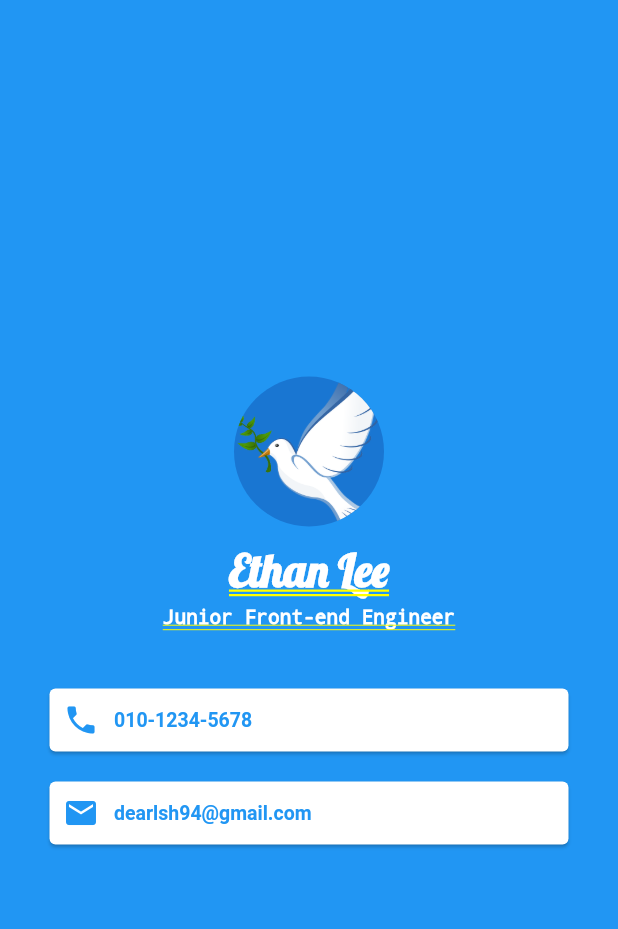
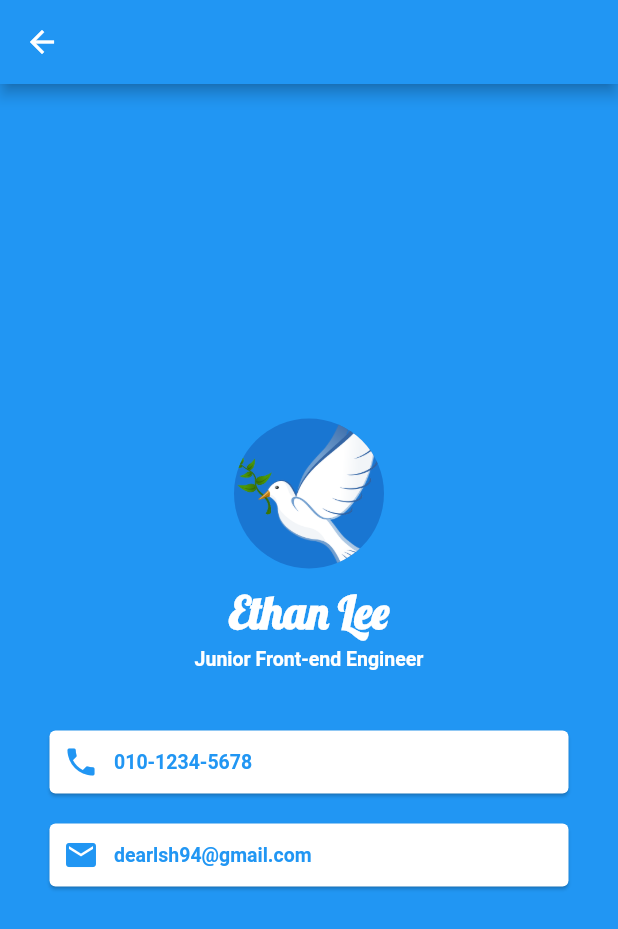
Before and after one commit to dearlsh94/hello_flutter, a Flutter app: the screen it shows after launch, after a tap on "Go Profile", on a phone screen of 412 x 824 dp. Shown: the top 929 px of the screen. Run offline on Flutter 3.47's test engine with Material 2 defaults, Android fonts, the phone set to English and light mode, and no system bars.

Commit message:
layout 수정

```diff
--- a/lib/screens/first.dart
+++ b/lib/screens/first.dart
@@ -14,7 +14,7 @@ class First extends StatelessWidget {
         mainAxisSize: MainAxisSize.max,
         crossAxisAlignment: CrossAxisAlignment.center,
         verticalDirection: VerticalDirection.down,
-        children: <Widget>[
+        children: [
           RaisedButton(
             onPressed: () {
               Navigator.pushNamed(context, Home.routeName);
--- a/lib/screens/home.dart
+++ b/lib/screens/home.dart
@@ -11,19 +11,28 @@ class Home extends StatelessWidget {
   Widget build(BuildContext context) {
     return Scaffold(
       appBar: AppBar(title: Text(_title)),
-      body: Column(
-        mainAxisAlignment: MainAxisAlignment.start,
-        mainAxisSize: MainAxisSize.min,
+      body: Row(
+        mainAxisAlignment: MainAxisAlignment.center,
+        mainAxisSize: MainAxisSize.max,
+        crossAxisAlignment: CrossAxisAlignment.center,
+        verticalDirection: VerticalDirection.down,
+        children: [
+          Column(
+            mainAxisAlignment: MainAxisAlignment.center,
+            mainAxisSize: MainAxisSize.max,
             crossAxisAlignment: CrossAxisAlignment.center,
             verticalDirection: VerticalDirection.down,
             children: <Widget>[
-          ElevatedButton(
+              ButtonTheme(
+                minWidth: 250.0,
+                height: 100.0,
+                child: OutlinedButton(
                   onPressed: () {
                     Navigator.pushNamed(context, First.routeName);
                   },
                   child: Text('Go First'),
                   style: ButtonStyle(
-                foregroundColor: MaterialStateProperty.all<Color>(Colors.red),
+                    foregroundColor: MaterialStateProperty.all<Color>(Colors.white),
                     overlayColor: MaterialStateProperty.all<Color>(Colors.green),
                     backgroundColor: MaterialStateProperty.all<Color>(Colors.blue),
                     side: MaterialStateProperty.all<BorderSide>(new BorderSide(
@@ -31,13 +40,14 @@ class Home extends StatelessWidget {
                       width: 1.0,
                       style: BorderStyle.none))),
                 ),
+              ),
               ElevatedButton(
                 onPressed: () {
                   Navigator.pushNamed(context, Todolist.routeName);
                 },
                 child: Text('Go Todolist'),
                 style: ButtonStyle(
-                foregroundColor: MaterialStateProperty.all<Color>(Colors.red),
+                  foregroundColor: MaterialStateProperty.all<Color>(Colors.white),
                   overlayColor: MaterialStateProperty.all<Color>(Colors.green),
                   backgroundColor: MaterialStateProperty.all<Color>(Colors.blue),
                   side: MaterialStateProperty.all<BorderSide>(new BorderSide(
@@ -51,7 +61,7 @@ class Home extends StatelessWidget {
                 },
                 child: Text('Go Profile'),
                 style: ButtonStyle(
-                foregroundColor: MaterialStateProperty.all<Color>(Colors.red),
+                  foregroundColor: MaterialStateProperty.all<Color>(Colors.white),
                   overlayColor: MaterialStateProperty.all<Color>(Colors.green),
                   backgroundColor: MaterialStateProperty.all<Color>(Colors.blue),
                   side: MaterialStateProperty.all<BorderSide>(new BorderSide(
@@ -61,6 +71,8 @@ class Home extends StatelessWidget {
               )
             ],
           ),
+        ]
+      )
     );
   }
 }
--- a/lib/screens/profile.dart
+++ b/lib/screens/profile.dart
@@ -1,11 +1,14 @@
 import 'package:flutter/material.dart';
 
 class Profile extends StatelessWidget {
+  static const _title = 'Profile Screen';
   static String routeName = '/profile';
 
   @override
   Widget build(BuildContext context) {
-    return SafeArea(
+    return Scaffold(
+      appBar: AppBar(),
+      body: SafeArea(
         child: Container(
           padding: const EdgeInsets.symmetric(horizontal: 8.0),
           decoration: BoxDecoration(color: Colors.blue),
@@ -14,7 +17,7 @@ class Profile extends StatelessWidget {
             mainAxisSize: MainAxisSize.max,
             crossAxisAlignment: CrossAxisAlignment.center,
             verticalDirection: VerticalDirection.down,
-          children: <Widget>[
+            children: [
               CircleAvatar(
                 radius: 50.0,
                 backgroundImage: AssetImage('assets/images/bird.png'),
@@ -98,6 +101,7 @@ class Profile extends StatelessWidget {
             ],
           )
         )
+      )
     );
   }
 }
```
Lines whose indentation alone changed are shown as unchanged.
